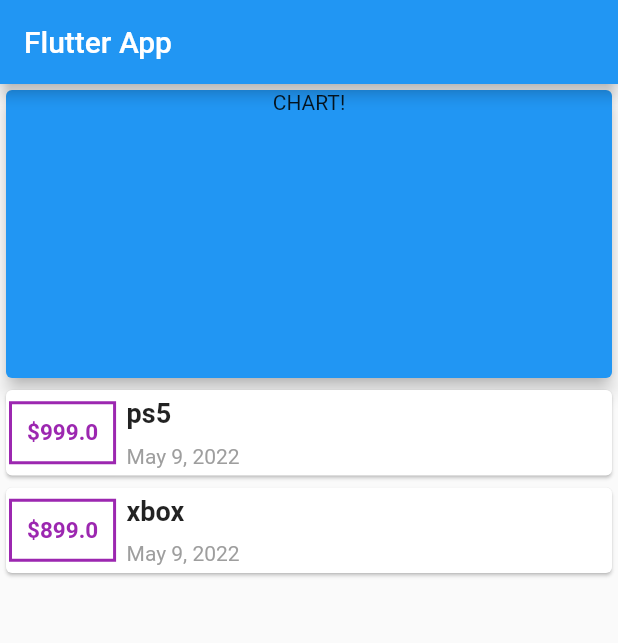
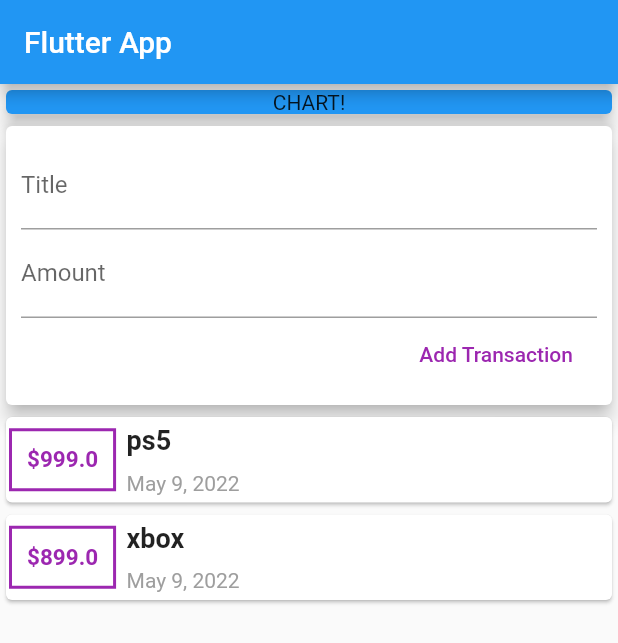
Before and after one commit to SohendarRana/PersonalExpenseApp, a Flutter app: the screen it shows after launch, on a phone screen of 412 x 824 dp. Shown: the top 643 px of the screen. Run offline on Flutter 3.47's test engine with Material 2 defaults, Android fonts, the phone set to English and light mode, and no system bars.

Commit message:
day2 start

```diff
--- a/lib/main.dart
+++ b/lib/main.dart
@@ -19,6 +19,11 @@ class MyHomePage extends StatelessWidget {
     Transaction(id: 't1', title: 'ps5', amount: 999, date: DateTime.now()),
     Transaction(id: 't2', title: 'xbox', amount: 899, date: DateTime.now()),
   ];
+
+  // String titleInput;
+  // String amountInput;
+  final titleController = TextEditingController();
+  final amountController = TextEditingController();
   @override
   Widget build(BuildContext context) {
     return Scaffold(
@@ -29,7 +34,6 @@ class MyHomePage extends StatelessWidget {
           children: [
             Container(
               width: double.infinity,
-              height: 200,
               child: Card(
                 color: Colors.blue,
                 child: Text(
@@ -37,6 +41,38 @@ class MyHomePage extends StatelessWidget {
                   textAlign: TextAlign.center,
                 ),
                 elevation: 5,
+              ),
+            ),
+            Card(
+              elevation: 5,
+              child: Container(
+                padding: EdgeInsets.all(10),
+                child: Column(
+                    crossAxisAlignment: CrossAxisAlignment.end,
+                    children: [
+                      TextField(
+                        decoration: InputDecoration(labelText: "Title"),
+                        controller: titleController,
+                        // onChanged: (val) {
+                        //   titleInput = val;
+                        // },
+                      ),
+                      TextField(
+                        decoration: InputDecoration(labelText: "Amount"),
+                        controller: amountController,
+                        // onChanged: (val) => amountInput = val,
+                      ),
+                      FlatButton(
+                        onPressed: () {
+                          print(titleController.text);
+                          print(amountController.text);
+                        },
+                        child: Text(
+                          "Add Transaction",
+                          style: TextStyle(color: Colors.purple),
+                        ),
+                      ),
+                    ]),
               ),
             ),
             Column(
```
